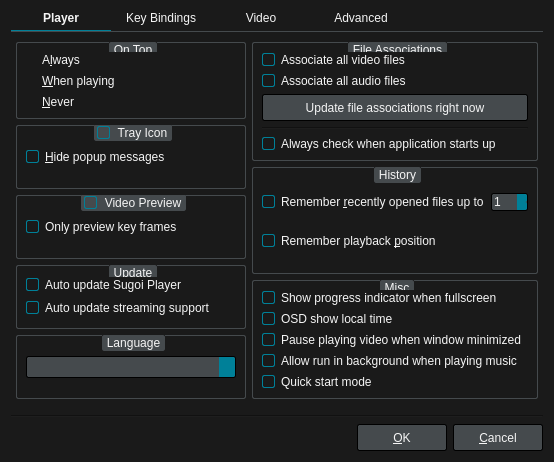
Qt form src/player/ui/preferencesdialog.ui (cloudskytian/sugoi-player-deprecated) before a commit.
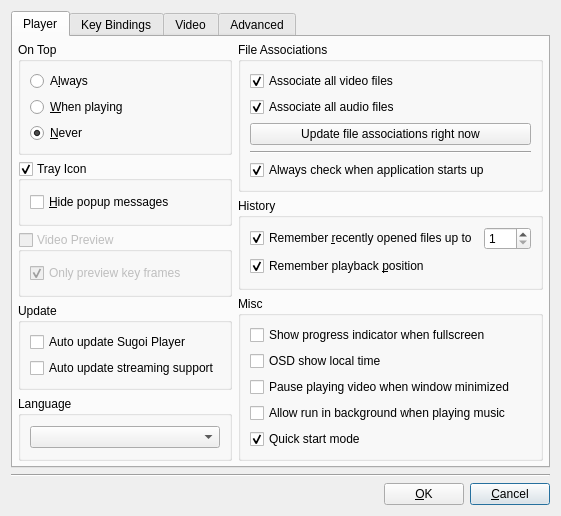
The same form after that commit. Icons and pictures are not drawn.

The edit to the form file:
```diff
--- a/src/player/ui/preferencesdialog.ui
+++ b/src/player/ui/preferencesdialog.ui
@@ -14,232 +14,13 @@
    <string>Preferences</string>
   </property>
   <property name="styleSheet">
-   <string notr="true">QWidget {
-	font: 12px &quot;Noto Sans&quot;, &quot;FreeSans&quot;;
-	background: #1A1A1A;
-	color: whitesmoke;
-}
-
-/* QHeaderView for QTableWidget has to be set here */
-
-QTableWidget QHeaderView::section {
-	padding: 4px 2px;
-	background: #454A4D;
-	border: 1px solid #212121;
-}
-
-/* QRadioButton */
-
-QRadioButton::indicator {
-	width: 6px;
-	height: 6px;
-	border-radius: 5px;
-	padding: 2px;
-}
-QRadioButton::indicator:unchecked {
-	border: 1px solid whitesmoke;
-	image: none;
-}
-QRadioButton::indicator:checked {
-	border: 1px solid #008098;
-	image: url(:/images/selected.svg);
-}
-
-/* QCheckBox */
-
-QCheckBox::indicator,
-QGroupBox::indicator{
-	width: 11px;
-	height: 11px;
-	border: 1px solid #008098;
-	border-radius: 2px;
-}
-QCheckBox::indicator:unchecked,
-QGroupBox::indicator:unchecked {
-	border: 1px solid whitesmoke;
-	background: #1A1A1A;
-	image: none;
-}
-QCheckBox::indicator:checked,
-QGroupBox::indicator:checked {
-	border: 1px solid #008098;
-	background: #008098;
-	image: url(:/images/checked.svg);
-}
-
-/* QComboBox */
-
-QComboBox {
-	background: #454A4D;
-	border: 1px solid #000;
-	border-radius: 2px;
-	padding: 2px;
-}
-QComboBox:focus {
-	border: 1px solid #008098;
-}
-QComboBox::drop-down {
-	background: #008098;
-	border-top-right-radius: 2px;
-	border-bottom-right-radius: 2px;
-}
-QComboBox::down-arrow {
-	image: url(:/images/down-arrow.svg);
-}
-
-/* QLineEdit */
-
-QLineEdit {
-	background: #000;
-	border: 1px solid #454A4D;
-	padding: 2px;
-}
-QLineEdit:focus {
-	border: 1px solid #008098;
-}
-
-/* QPushButton */
-
-QPushButton {
-	background: #454A4D;
-	border: 1px solid #000;
-	border-radius: 2px;
-	color: whitesmoke;
-	min-width: 76px;
-	min-height: 17px;
-	padding: 4px 6px;
-}
-QPushButton:focus {
-	border: 1px solid #008098;
-	outline: none;
-}
-QPushButton:pressed {
-	background: #2E3133;
-}
-QPushButton:disabled {
-	background: transparent;
-	border: 1px solid #454A4D;
-	color: #6F6F6F;
-}
-
-/* QSpinBox */
-
-QSpinBox {
-	background: #454A4D;
-	border: 1px solid #000;
-	border-radius: 2px;
-}
-QSpinBox:focus {
-	border: 1px solid #008098;
-}
-QSpinBox::disabled {
-	color: #6F6F6F;
-}
-QSpinBox::up-button,
-QSpinBox::down-button {
-	background: #008098;
-	border: none;
-	border-top-right-radius: 2px;
-	border-bottom-right-radius: 2px;
-	width: 10px;
-}
-QSpinBox::up-arrow {
-	background: url(:/images/up-arrow.svg);
-}
-QSpinBox::down-arrow {
-	background: url(:/images/down-arrow.svg);
-}
-
-/* QGroupBox */
-
-QGroupBox {
-	border: 1px solid #454A4D;
-	border-radius: 2px;
-	margin-top: 0.5em;
-}
-QGroupBox::title {
-	subcontrol-origin: margin;
-	subcontrol-position: top center;
-	background: #454A4D;
-	border: 1px solid #454A4D;
-	border-radius: 2px;
-	padding: 0 2px;
-}
-
-/* QScrollBar */
-
-QScrollBar:vertical {
-	padding-left: 1px;
-	width: 6px;
-}
-QScrollBar::handle:vertical {
-	background: #008098;
-	border-radius: 2px;
-	min-height: 10px;
-}
-QScrollBar::add-line:vertical,
-QScrollBar::sub-line:vertical {
-	border: none;
-}
-QScrollBar::add-page:vertical,
-QScrollBar::sub-page:vertical  {
-	background: #383838;
-	margin: 0 2px;
-}
-QScrollBar::up-arrow:vertical,
-QScrollBar::down-arrow:vertical {
-	background: transparent;
-}
-
-QScrollBar:horizontal {
-	height: 6px;
-	padding-top: 1px;
-}
-QScrollBar::handle:horizontal {
-	background: #008098;
-	border-radius: 2px;
-	min-width: 10px;
-}
-QScrollBar::add-line:horizontal,
-QScrollBar::sub-line:horizontal {
-	border: none;
-}
-QScrollBar::add-page:horizontal,
-QScrollBar::sub-page:horizontal {
-	background: #383838;
-	margin: 2px 0;
-}
-QScrollBar::left-arrow:horizontal,
-QScrollBar::right-arrow:horizontal {
-	background: transparent;
-}</string>
+   <string notr="true"/>
   </property>
   <layout class="QVBoxLayout" name="verticalLayout_12">
    <item>
     <widget class="QTabWidget" name="tabWidget">
      <property name="styleSheet">
-      <string notr="true">QTabWidget::pane { /* The tab widget frame */
-	border-top: 1px solid #454A4D;
-	padding: 5px 0px;
-}
-
-QTabWidget::tab-bar { alignment: center; }
-
-/* Style the tab using the tab sub-control. Note that
-    it reads QTabBar _not_ QTabWidget */
-QTabBar::tab {
-	border-style: none;
-	padding-bottom: 5px;
-	min-width: 100px;
-}
-QTabBar::tab:selected {
-	border-bottom: 1px solid #008098;
-	font-weight: bold;
-}
-QTabBar::tab:!selected {
-	font-weight: normal;
-	margin-bottom: 1px;
-}</string>
+      <string notr="true"/>
      </property>
      <property name="currentIndex">
       <number>0</number>
```
